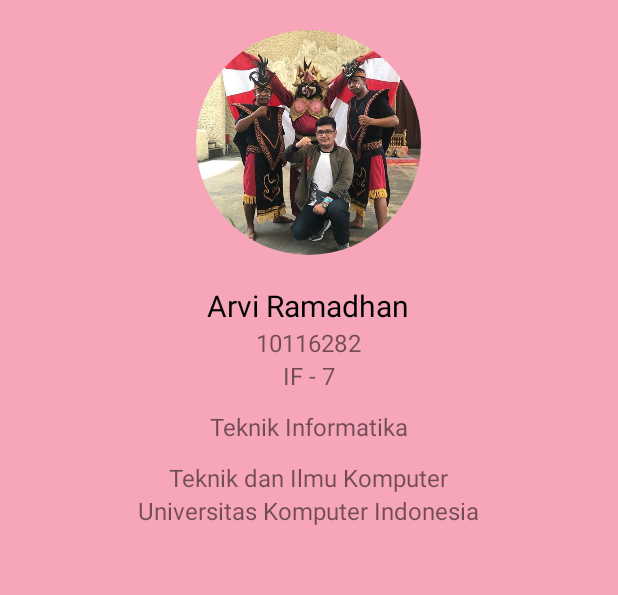
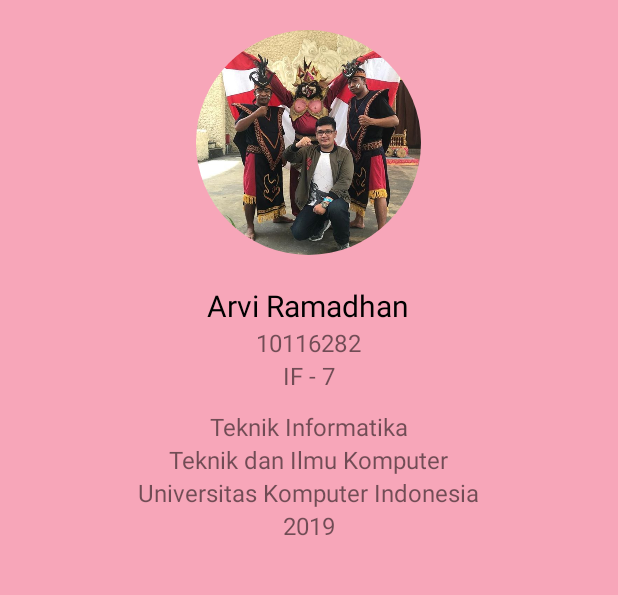
Before and after one commit to pandapol/TUGAS-UAS-10116282, an Android app: the fragment AboutFragment shown on its own in the app's theme, on a phone screen of 412 x 824 dp, the part 222-817 px from its top. Run offline under Robolectric (Android 15) with nearby library versions, the phone set to English and light mode, and no system bars; our stand-ins replace CircleImageView; 1 statement that could not run was skipped.

Commit message:
5th Commit

```diff
--- a/app/src/main/res/layout/fragment_about.xml
+++ b/app/src/main/res/layout/fragment_about.xml
@@ -103,8 +103,8 @@
             android:layout_width="wrap_content"
             android:layout_height="wrap_content"
             android:textSize="16sp"
-            android:layout_marginTop="12dp"
             android:text="Teknik dan Ilmu Komputer"/>
+
         <TextView
             android:layout_width="wrap_content"
             android:layout_height="wrap_content"
@@ -112,6 +112,13 @@
             android:textAlignment="center"
             android:text="@string/university"/>
 
+        <TextView
+            android:layout_width="wrap_content"
+            android:layout_height="wrap_content"
+            android:textSize="16sp"
+            android:textAlignment="center"
+            android:text="2019"/>
+
     </LinearLayout>
 
 </LinearLayout>
```
